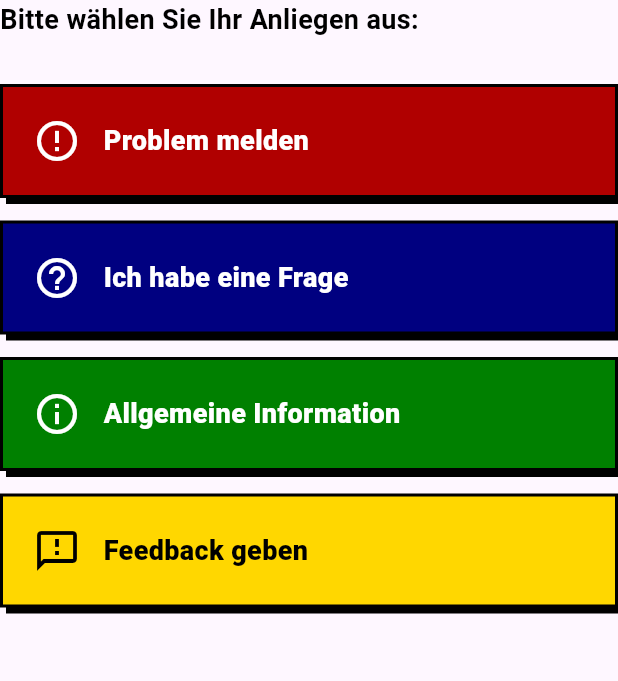
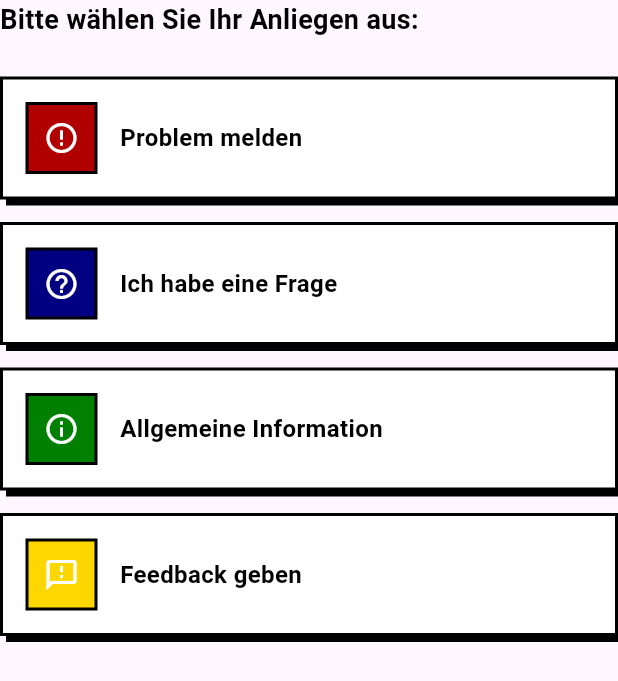
Before and after one commit to annikalenneper/ticketautomat-kdk, a Flutter app: the AnliegenScreen widget shown alone on an empty page, opened directly with empty values, on a phone screen of 412 x 824 dp. Shown: the top 681 px of the screen. Run offline on Flutter 3.47's test engine with Material 3 defaults, Android fonts, the phone set to English and light mode, and no system bars; missing offline and left inert: esc_pos_utils_plus, print_bluetooth_thermal; Roboto replaces fonts that are missing (Arial).

Commit message:
feat: Refactor support screens to use a base selection class and improve structure

```diff
--- a/lib/dialogues/support_screens/anliegen_screen.dart
+++ b/lib/dialogues/support_screens/anliegen_screen.dart
@@ -1,99 +1,39 @@
 import 'package:flutter/material.dart';
 import 'package:ticket_alternative/styles/app_colors.dart';
+import 'base_selection_screen.dart';
 
 /// Screen 1: Anliegen-Auswahl
-class AnliegenScreen extends StatelessWidget {
-  final Function(String) onSelection;
-
-  const AnliegenScreen({super.key, required this.onSelection});
+class AnliegenScreen extends BaseSelectionScreen {
+  const AnliegenScreen({super.key, required super.onSelection});
 
   @override
-  Widget build(BuildContext context) {
-    return Column(
-      crossAxisAlignment: CrossAxisAlignment.start,
-      children: [
-        const Text(
-          'Bitte wählen Sie Ihr Anliegen aus:',
-          style: TextStyle(
-            fontSize: 18,
-            fontWeight: FontWeight.w700,
-            color: AppColors.textDark,
-          ),
-        ),
-        const SizedBox(height: 30),
-        _buildAnliegenButton(
+  String get title => 'Bitte wählen Sie Ihr Anliegen aus:';
+
+  @override
+  List<SelectionButtonData> get selectionItems => [
+    const SelectionButtonData(
       icon: Icons.error_outline,
       text: 'Problem melden',
-          color: AppColors.primary,
-          onTap: () => onSelection('PROBLEM'),
+      value: 'PROBLEM',
+      iconColor: AppColors.primary,
     ),
-        const SizedBox(height: 15),
-        _buildAnliegenButton(
+    const SelectionButtonData(
       icon: Icons.help_outline,
       text: 'Ich habe eine Frage',
-          color: AppColors.secondary,
-          onTap: () => onSelection('FRAGE'),
+      value: 'FRAGE',
+      iconColor: AppColors.secondary,
     ),
-        const SizedBox(height: 15),
-        _buildAnliegenButton(
+    const SelectionButtonData(
       icon: Icons.info_outline,
       text: 'Allgemeine Information',
-          color: AppColors.success,
-          onTap: () => onSelection('INFO'),
+      value: 'INFO',
+      iconColor: AppColors.success,
     ),
-        const SizedBox(height: 15),
-        _buildAnliegenButton(
+    const SelectionButtonData(
       icon: Icons.feedback_outlined,
       text: 'Feedback geben',
-          color: AppColors.attention,
-          textColor: AppColors.textDark,
-          onTap: () => onSelection('FEEDBACK'),
+      value: 'FEEDBACK',
+      iconColor: AppColors.attention,
     ),
-      ],
-    );
+  ];
 }
-
-  Widget _buildAnliegenButton({
-    required IconData icon,
-    required String text,
-    required Color color,
-    Color textColor = AppColors.white,
-    required VoidCallback onTap,
-  }) {
-    return GestureDetector(
-      onTap: onTap,
-      child: Container(
-        width: double.infinity,
-        padding: const EdgeInsets.all(20),
-        decoration: BoxDecoration(
-          color: color,
-          border: Border.all(color: AppColors.black, width: 2),
-          boxShadow: const [
-            BoxShadow(
-              color: AppColors.black,
-              offset: Offset(4, 4),
-            ),
-          ],
-        ),
-        child: Row(
-          children: [
-            Icon(
-              icon,
-              color: textColor,
-              size: 32,
-            ),
-            const SizedBox(width: 15),
-            Text(
-              text,
-              style: TextStyle(
-                fontSize: 18,
-                fontWeight: FontWeight.w800,
-                color: textColor,
-              ),
-            ),
-          ],
-        ),
-      ),
-    );
-  }
-}
--- /dev/null
+++ b/lib/dialogues/support_screens/base_selection_screen.dart
@@ -0,0 +1,112 @@
+import 'package:flutter/material.dart';
+import 'package:ticket_alternative/styles/app_colors.dart';
+
+/// Datenstruktur für Auswahl-Button
+class SelectionButtonData {
+  final IconData icon;
+  final String text;
+  final String value;
+  final Color? iconColor;
+
+  const SelectionButtonData({
+    required this.icon,
+    required this.text,
+    required this.value,
+    this.iconColor,
+  });
+}
+
+/// Basis-Klasse für Auswahl-Screens
+abstract class BaseSelectionScreen extends StatelessWidget {
+  final Function(String) onSelection;
+
+  const BaseSelectionScreen({super.key, required this.onSelection});
+
+  /// Überschrift des Screens
+  String get title;
+
+  /// Liste der verfügbaren Auswahlmöglichkeiten
+  List<SelectionButtonData> get selectionItems;
+
+  /// Optionale Icon-Farbe (default: AppColors.secondary)
+  Color get defaultIconColor => AppColors.secondary;
+
+  @override
+  Widget build(BuildContext context) {
+    return Column(
+      crossAxisAlignment: CrossAxisAlignment.start,
+      children: [
+        Text(
+          title,
+          style: const TextStyle(
+            fontSize: 18,
+            fontWeight: FontWeight.w700,
+            color: AppColors.textDark,
+          ),
+        ),
+        const SizedBox(height: 25),
+        ...selectionItems.map((item) => Column(
+              children: [
+                _buildSelectionButton(
+                  icon: item.icon,
+                  text: item.text,
+                  iconColor: item.iconColor ?? defaultIconColor,
+                  onTap: () => onSelection(item.value),
+                ),
+                if (item != selectionItems.last) const SizedBox(height: 15),
+              ],
+            )),
+      ],
+    );
+  }
+
+  Widget _buildSelectionButton({
+    required IconData icon,
+    required String text,
+    required Color iconColor,
+    required VoidCallback onTap,
+  }) {
+    return GestureDetector(
+      onTap: onTap,
+      child: Container(
+        width: double.infinity,
+        padding: const EdgeInsets.all(15),
+        decoration: BoxDecoration(
+          color: AppColors.white,
+          border: Border.all(color: AppColors.black, width: 2),
+          boxShadow: const [
+            BoxShadow(
+              color: AppColors.black,
+              offset: Offset(4, 4),
+            ),
+          ],
+        ),
+        child: Row(
+          children: [
+            Container(
+              padding: const EdgeInsets.all(10),
+              decoration: BoxDecoration(
+                color: iconColor,
+                border: Border.all(color: AppColors.black, width: 2),
+              ),
+              child: Icon(
+                icon,
+                color: AppColors.white,
+                size: 24,
+              ),
+            ),
+            const SizedBox(width: 15),
+            Text(
+              text,
+              style: const TextStyle(
+                fontSize: 16,
+                fontWeight: FontWeight.w700,
+                color: AppColors.textDark,
+              ),
+            ),
+          ],
+        ),
+      ),
+    );
+  }
+}
```
Also changed, not shown: lib/dialogues/support_screens/bestaetigung_screen.dart (+21 -29 lines), lib/dialogues/support_screens/resignation_screen.dart (+11 -26 lines), lib/dialogues/support_screens/themenfilter_screen.dart (+16 -81 lines), lib/dialogues/support_terminal_dialog.dart (+4 -6 lines). Lines whose indentation alone changed are shown as unchanged.
